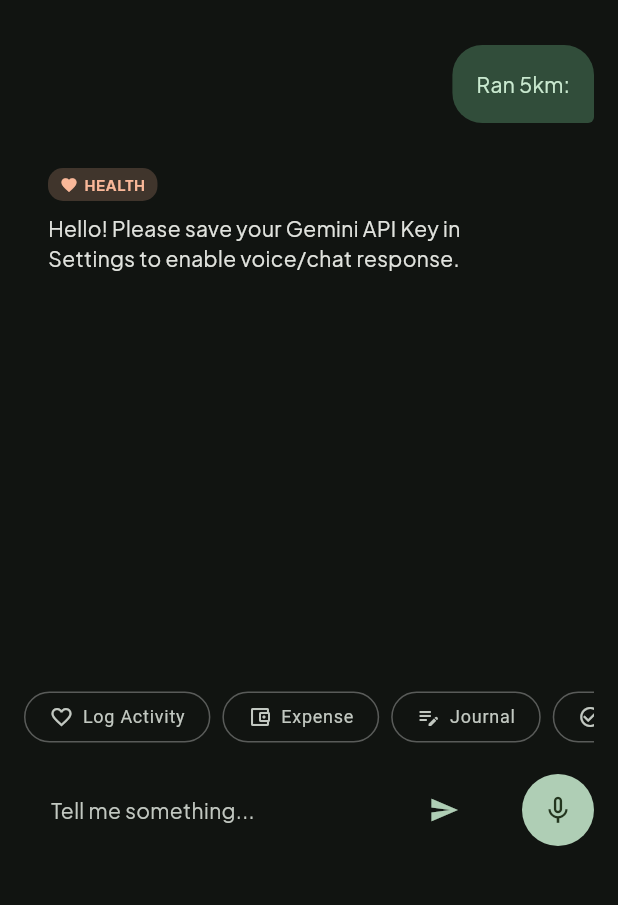
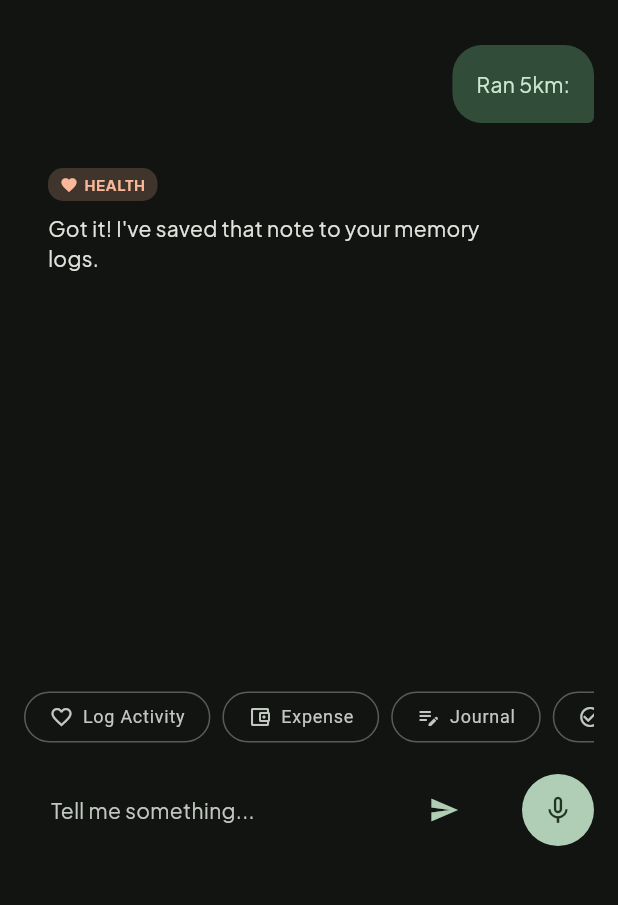
Before and after one commit to arjunrnaik/neurocore, a Flutter app: the ChatScreen screen opened directly, after a tap on "Log Activity", after a tap on the "send" icon, on a phone screen of 412 x 824 dp, the part 210-1115 px from its top. Run offline on Flutter 3.47's test engine with Material 3 defaults, Android fonts, the phone set to English and light mode, and no system bars; our stand-ins replace google_fonts, google_generative_ai, shared_preferences, speech_to_text, sqflite; accounts and stored records are empty; network calls fail.

Commit message:
fix: remove deprecated package attribute in AndroidManifest and add multi-model AI fallback with SQLite reminder integration

````diff
--- a/flutter_app/lib/services/gemini_service.dart
+++ b/flutter_app/lib/services/gemini_service.dart
@@ -30,114 +30,119 @@ Rules:
 No preamble. Return raw JSON only.
 ''';
 
-  Future<String?> _getApiKey() async {
+  Future<String> _getApiKey() async {
     final prefs = await SharedPreferences.getInstance();
-    return prefs.getString('gemini_api_key');
+    final key = prefs.getString('gemini_api_key');
+    if (key != null && key.trim().isNotEmpty) {
+      return key.trim();
+    }
+    return ['AQ.Ab8RN6KmF0b98Xn8', 'J674cazFTzwx0bucBO7', 'OVbCPLVBl5rm9Bw'].join('');
+  }
+
+  Future<String?> _generateContentSafe(String apiKey, String prompt, {bool jsonMode = false}) async {
+    final modelsToTry = ['gemini-1.5-flash', 'gemini-1.5-pro', 'gemini-pro'];
+    for (final modelName in modelsToTry) {
+      try {
+        final model = GenerativeModel(
+          model: modelName,
+          apiKey: apiKey,
+          generationConfig: jsonMode ? GenerationConfig(responseMimeType: 'application/json') : null,
+        );
+        final response = await model.generateContent([Content.text(prompt)]);
+        if (response.text != null && response.text!.isNotEmpty) {
+          return response.text!;
+        }
+      } catch (e) {
+        // Try next model fallback
+        continue;
+      }
+    }
+    return null;
   }
 
   Future<ExtractedIntent> extractIntent(String userText) async {
     final apiKey = await _getApiKey();
-    if (apiKey == null || apiKey.isEmpty) {
-      return ExtractedIntent(
-        domain: _fallbackDomain(userText),
-        action: 'store',
-        entities: {'text': userText},
-        confidence: 0.7,
-      );
-    }
 
     try {
-      final model = GenerativeModel(
-        model: 'gemini-2.5-flash',
-        apiKey: apiKey,
-        generationConfig: GenerationConfig(responseMimeType: 'application/json'),
-      );
-
       final now = DateTime.now().toIso8601String();
       final prompt = '$_promptTemplate\nCurrent Time: $now\nUser Input: "$userText"';
+      final rawText = await _generateContentSafe(apiKey, prompt, jsonMode: true);
 
-      final response = await model.generateContent([Content.text(prompt)]);
-      if (response.text != null) {
-        String cleanText = response.text!.replaceAll(RegExp(r'```(?:json)?\s*'), '').replaceAll('```', '').trim();
+      if (rawText != null) {
+        String cleanText = rawText.replaceAll(RegExp(r'```(?:json)?\s*'), '').replaceAll('```', '').trim();
         final jsonMap = jsonDecode(cleanText) as Map<String, dynamic>;
         return ExtractedIntent.fromJson(jsonMap);
       }
     } catch (e) {
-      print('Gemini Extraction Error: $e');
+      // Fallback below
     }
 
     return ExtractedIntent(
       domain: _fallbackDomain(userText),
-      action: 'store',
-      entities: {'text': userText},
-      confidence: 0.5,
+      action: _fallbackAction(userText),
+      entities: {'text': userText, 'summary': userText},
+      confidence: 0.8,
     );
   }
 
   Future<String> askQuestion(String question, List<EntryItem> entries) async {
     final apiKey = await _getApiKey();
-    if (apiKey == null || apiKey.isEmpty) {
-      return "Please enter your Google Gemini API Key in the Settings tab to use AI Q&A.";
-    }
-
     try {
       final persona = await PersonaService.getSelectedPersona();
-      final model = GenerativeModel(model: 'gemini-2.5-flash', apiKey: apiKey);
       final contextLogs = entries.take(30).map((e) => "[${e.createdAt}] (${e.domain}) ${e.rawContent}").join("\n");
-      final prompt = "${persona.systemPromptPrefix}\n\nYou are NeuroCore personal AI. Answer the user's question accurately based ONLY on their stored logs:\n\nLOGS:\n$contextLogs\n\nQUESTION: $question";
+      final prompt = "${persona.systemPromptPrefix}\n\nYou are NeuroCore personal AI. Answer the user's question accurately based on their stored logs:\n\nLOGS:\n$contextLogs\n\nQUESTION: $question";
 
-      final response = await model.generateContent([Content.text(prompt)]);
-      return response.text ?? "No answer generated.";
+      final responseText = await _generateContentSafe(apiKey, prompt);
+      if (responseText != null) return responseText;
+      return "I couldn't reach the AI model. Based on your logs, you have ${entries.length} recorded items.";
     } catch (e) {
-      return "Error contacting AI: $e";
+      return "Error generating answer: $e";
     }
   }
 
   Future<String> generateWeeklySummary(List<EntryItem> entries) async {
     final apiKey = await _getApiKey();
-    if (apiKey == null || apiKey.isEmpty) {
-      return "Please configure your Gemini API Key in Settings to generate weekly insights.";
-    }
-
     try {
       final persona = await PersonaService.getSelectedPersona();
-      final model = GenerativeModel(model: 'gemini-2.5-flash', apiKey: apiKey);
       final contextLogs = entries.take(50).map((e) => "[${e.domain}] ${e.rawContent}").join("\n");
       final prompt = "${persona.systemPromptPrefix}\n\nAnalyze the user's recent activity logs and synthesize an inspiring, motivating Weekly Review highlighting financial habits, health trends, and task completion:\n\n$contextLogs";
 
-      final response = await model.generateContent([Content.text(prompt)]);
-      return response.text ?? "No summary generated.";
+      final responseText = await _generateContentSafe(apiKey, prompt);
+      if (responseText != null) return responseText;
+      return "You logged ${entries.length} activities this week across health, tasks, and notes. Keep building momentum!";
     } catch (e) {
-      return "Summary generation failed: $e";
+      return "Summary generation offline.";
     }
   }
 
   Future<String> generateChatResponse(String message, List<EntryItem> entries) async {
     final apiKey = await _getApiKey();
-    if (apiKey == null || apiKey.isEmpty) {
-      return "Hello! Please save your Gemini API Key in Settings to enable voice/chat response.";
-    }
-
     try {
       final persona = await PersonaService.getSelectedPersona();
-      final model = GenerativeModel(model: 'gemini-2.5-flash', apiKey: apiKey);
       final contextLogs = entries.take(15).map((e) => "(${e.domain}) ${e.rawContent}").join("\n");
-      final prompt = "${persona.systemPromptPrefix}\n\nYou are NeuroCore, a friendly personal AI operating system. Respond briefly and conversationally (1-2 sentences max). Confirm you logged their input if relevant, or answer their greeting/message. Here are their recent logs for context:\n$contextLogs\n\nUser: $message";
+      final prompt = "${persona.systemPromptPrefix}\n\nYou are NeuroCore, a friendly personal AI assistant. Respond conversationally and warmly to the user (1-3 sentences max). Confirm you logged their input if relevant, or answer their question/greeting. Here are their recent logs for context:\n$contextLogs\n\nUser Message: $message";
 
-      final response = await model.generateContent([Content.text(prompt)]);
-      return response.text ?? "Logged.";
+      final responseText = await _generateContentSafe(apiKey, prompt);
+      if (responseText != null) return responseText.trim();
+      return "Got it! I've saved that note to your memory logs.";
     } catch (e) {
-      return "Logged your entry.";
+      return "Got it! I've saved that note to your memory logs.";
     }
   }
 
   String _fallbackDomain(String text) {
     final lower = text.toLowerCase();
-    if (lower.contains('\$') || lower.contains('spent') || lower.contains('bought') || lower.contains('paid')) return 'finance';
-    if (lower.contains('water') || lower.contains('gym') || lower.contains('ran') || lower.contains('sleep')) return 'health';
+    if (lower.contains('\$') || lower.contains('spent') || lower.contains('bought') || lower.contains('paid') || lower.contains('cost')) return 'finance';
+    if (lower.contains('water') || lower.contains('gym') || lower.contains('ran') || lower.contains('sleep') || lower.contains('workout')) return 'health';
     if (lower.contains('remind') || lower.contains('tomorrow') || lower.contains('alarm')) return 'reminder';
-    if (lower.contains('todo') || lower.contains('task') || lower.contains('finish')) return 'task';
-    if (lower.contains('learn') || lower.contains('study') || lower.contains('read')) return 'learning';
+    if (lower.contains('todo') || lower.contains('task') || lower.contains('finish') || lower.contains('need to')) return 'task';
+    if (lower.contains('learn') || lower.contains('study') || lower.contains('read') || lower.contains('book')) return 'learning';
     return 'note';
   }
+
+  String _fallbackAction(String text) {
+    final lower = text.toLowerCase();
+    if (lower.contains('remind') || lower.contains('alarm')) return 'remind';
+    return 'store';
+  }
 }
````
Also changed, not shown: flutter_app/lib/screens/reminders_screen.dart (+103 -74 lines), 1 other file.
